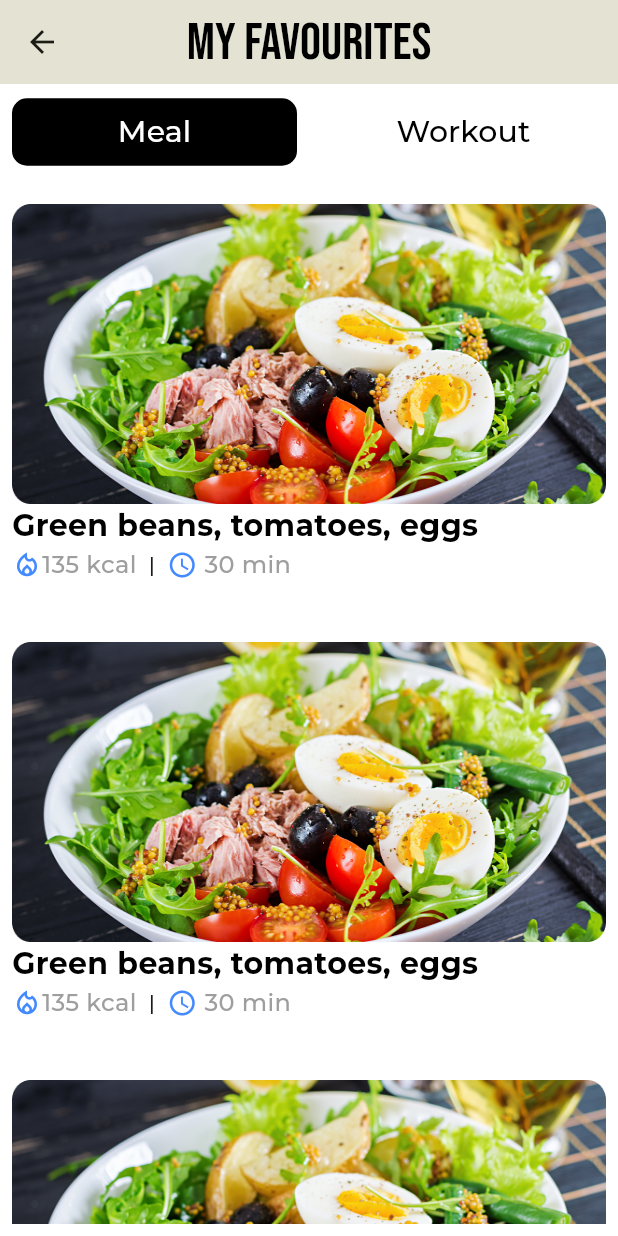
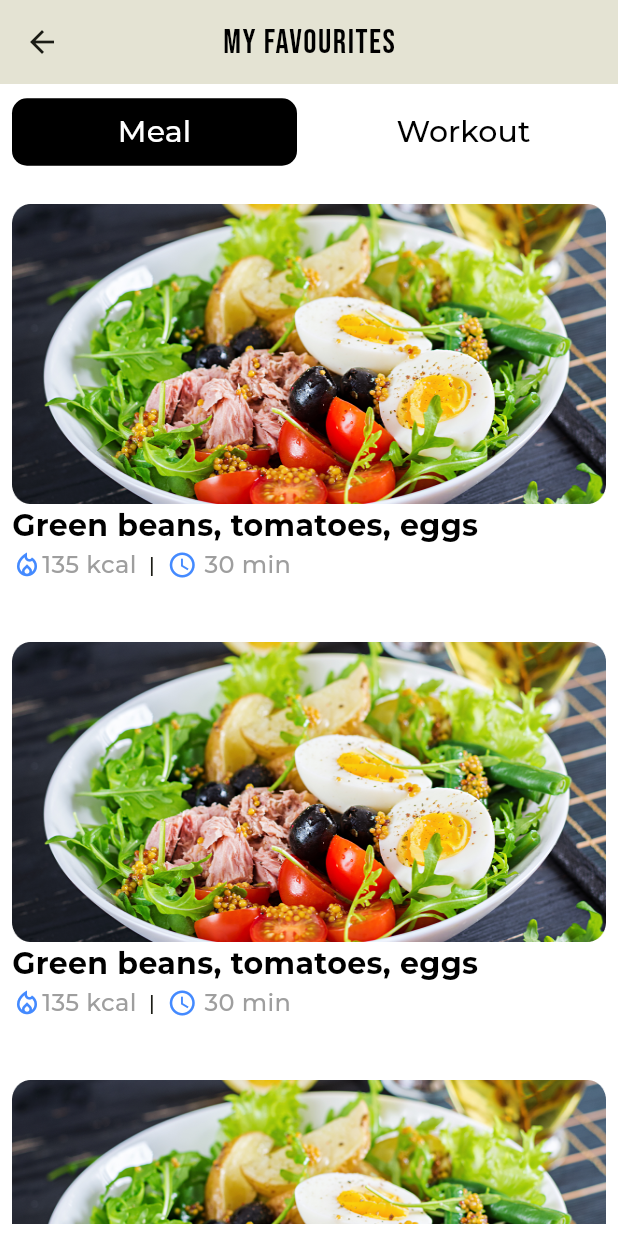
Before and after one commit to ahmedmagdy99101/fitness_app, a Flutter app: the MyFavouritesScreen screen opened directly, scrolled down 576 dp, after a tap on "Meal", on a phone screen of 412 x 824 dp. Run offline on Flutter 3.47's test engine with Material 3 defaults, Android fonts, the phone set to English and light mode, and no system bars; our stand-ins replace cloud_firestore, custom_navigation_bar, firebase_core, flutter_bloc, image_picker; accounts and stored records are empty; project files that could hold a hidden picture were left out.

Commit message:
fix my favorite screen

```diff
--- a/lib/screens/Exercise_Screens/Full Exercise.dart
+++ b/lib/screens/Exercise_Screens/Full Exercise.dart
@@ -1,14 +1,13 @@
 import 'package:flutter/material.dart';
-import 'package:fitness_app/screens/Exercise_Screens/ExerciseDetails.dart';
 
-class FullExercise_Screen extends StatefulWidget {
-  const FullExercise_Screen({super.key});
+class ExerciseScreen extends StatefulWidget {
+  const ExerciseScreen({super.key});
 
   @override
-  State<FullExercise_Screen> createState() => _MealPlanScreenState();
+  State<ExerciseScreen> createState() => _MealPlanScreenState();
 }
 
-class _MealPlanScreenState extends State<FullExercise_Screen> {
+class _MealPlanScreenState extends State<ExerciseScreen> {
   bool isFavorite = false;
 
   @override
@@ -57,22 +56,23 @@ class _MealPlanScreenState extends State<FullExercise_Screen> {
             label: 'Profile',
           ),
         ],
-        currentIndex: 2, // Set "Exercise" tab as active
+        currentIndex: 2,
+        // Set "Exercise" tab as active
         onTap: (index) {},
       ),
     );
   }
 }
 
-class Exercise_Card  extends StatelessWidget {
-
+class Exercise_Card extends StatelessWidget {
   final String title;
   final String image;
   final int calories;
   final int time;
   final String level;
 
-  const Exercise_Card (this.image, this.title, this.calories, this.time, this.level);
+  const Exercise_Card(
+      this.image, this.title, this.calories, this.time, this.level);
 
   @override
   Widget build(BuildContext context) {
@@ -88,7 +88,9 @@ class Exercise_Card  extends StatelessWidget {
                   padding: EdgeInsets.all(10),
                   child: Image(image: AssetImage(image)),
                 ),
-                SizedBox(width: 5,),
+                SizedBox(
+                  width: 5,
+                ),
                 Expanded(
                   child: Column(
                     crossAxisAlignment: CrossAxisAlignment.start,
@@ -96,32 +98,40 @@ class Exercise_Card  extends StatelessWidget {
                       FittedBox(
                         fit: BoxFit.scaleDown,
                         alignment: Alignment.topLeft,
-                        child: Text(title,
+                        child: Text(
+                          title,
                           maxLines: 2,
                           overflow: TextOverflow.visible,
-                          style: TextStyle(fontWeight: FontWeight.bold, fontSize: 15),
+                          style: TextStyle(
+                              fontWeight: FontWeight.bold, fontSize: 15),
                         ),
                       ),
-                      SizedBox(height: 10,),
+                      SizedBox(
+                        height: 10,
+                      ),
                       FittedBox(
                         alignment: Alignment.centerLeft,
                         child: Row(
                           children: [
                             Icon(Icons.local_fire_department),
                             Text("$calories KCL"),
-                            SizedBox(width: 5,),
+                            SizedBox(
+                              width: 5,
+                            ),
                             Text('|'),
-                            SizedBox(width: 5,),
+                            SizedBox(
+                              width: 5,
+                            ),
                             Icon(Icons.timer),
                             Text("$time min")
-
                           ],
                         ),
                       ),
-                      SizedBox(height: 10,),
+                      SizedBox(
+                        height: 10,
+                      ),
                       FittedBox(
-                          alignment: Alignment.bottomLeft,
-                          child: Text(level))
+                          alignment: Alignment.bottomLeft, child: Text(level))
                     ],
                   ),
                 )
@@ -133,7 +143,6 @@ class Exercise_Card  extends StatelessWidget {
     );
   }
 }
-
 
 AppBar buildAppBar() {
   return AppBar(
@@ -150,7 +159,6 @@ AppBar buildAppBar() {
     leading: IconButton(onPressed: () => {}, icon: Icon(Icons.arrow_back_ios)),
   );
 }
-
 
 Widget buildButton(String text, bool isSelected) {
   return Expanded(
@@ -172,23 +180,13 @@ Widget buildButton(String text, bool isSelected) {
   );
 }
 
-
 Widget buildExerciseList() {
   return Expanded(
-      child: ListView(
-          children: [
-            GestureDetector(
-              onTap: () {
-              },
-              child: Exercise_Card(
-                  'images/exercises_1.png',
-                  "Exercises With Sitting Dumbbells",
-                  125,
-                  5,
-                  "Beginner"
-              ),
-            ),
-          ]
-      )
-  );
+      child: ListView(children: [
+    GestureDetector(
+      onTap: () {},
+      child: Exercise_Card('images/exercises_1.png',
+          "Exercises With Sitting Dumbbells", 125, 5, "Beginner"),
+    ),
+  ]));
 }
--- a/lib/screens/app_layout/cubit/app_cubit.dart
+++ b/lib/screens/app_layout/cubit/app_cubit.dart
@@ -3,6 +3,7 @@ import 'package:fitness_app/screens/profile_screens/_profile.dart';
 import 'package:flutter/material.dart';
 import 'package:flutter_bloc/flutter_bloc.dart';
 
+import '../../Exercise_Screens/Full Exercise.dart';
 import '../../home_screen/home_screen.dart';
 import 'app_states.dart';
 
@@ -24,7 +25,7 @@ class AppCubit extends Cubit<AppStates> {
   List<Widget> bottomNavPages = [
     const HomeScreen(),
     const MealPlanScreen(),
-    Container(),
+    const ExerciseScreen(),
     const ProfileScreen(),
   ];
 
@@ -33,4 +34,5 @@ class AppCubit extends Cubit<AppStates> {
     emit(ChangeBottomNavbarState());
   }
 }
+
 var scaffoldKey = GlobalKey<ScaffoldState>();
--- a/lib/screens/myFavorites_screen/myFavorites_screen.dart
+++ b/lib/screens/myFavorites_screen/myFavorites_screen.dart
@@ -13,8 +13,6 @@ class MyFavouritesScreen extends StatefulWidget {
 }
 
 class _MyFavouritesScreenState extends State<MyFavouritesScreen> {
-  String selectedCategory = 'Meal';
-
   @override
   Widget build(BuildContext context) {
     return BlocProvider(
@@ -24,11 +22,11 @@ class _MyFavouritesScreenState extends State<MyFavouritesScreen> {
           title: const Text(
             'MY FAVOURITES',
             style: TextStyle(
-              color: Colors.black,
-              fontSize: 35,
-              fontWeight: FontWeight.w400,
-              fontFamily: 'Bebas',
-            ),
+                color: Colors.black,
+                fontSize: 22,
+                letterSpacing: 1,
+                fontWeight: FontWeight.w400,
+                fontFamily: 'Bebas'),
           ),
           centerTitle: true,
         ),
@@ -46,17 +44,23 @@ class _MyFavouritesScreenState extends State<MyFavouritesScreen> {
                         padding: const EdgeInsets.all(8.0),
                         child: TextButton(
                             onPressed: () {
-                              setState(() {
-                                selectedCategory = 'Meal';
-                              });
+                              // setState(() {
+                              //   selectedCategory = 'Meal';
+                              // });
                               context
                                   .read<MyFavouritesCubit>()
-                                  .buildMyFavourites('Meal');
+                                  .changeSelectedCategory('Meal');
+                              // context
+                              //     .read<MyFavouritesCubit>()
+                              //     .buildMyFavourites('Meal');
                               // MyFavouritesCubit.get(context)
                               //     .buildMyFavourites('Meal');
                             },
                             style: TextButton.styleFrom(
-                                backgroundColor: selectedCategory == 'Meal'
+                                backgroundColor: context
+                                            .read<MyFavouritesCubit>()
+                                            .selectedCategory ==
+                                        'Meal'
                                     ? Colors.black
                                     : Colors.white70,
                                 shape: RoundedRectangleBorder(
@@ -64,7 +68,10 @@ class _MyFavouritesScreenState extends State<MyFavouritesScreen> {
                             child: Text(
                               'Meal',
                               style: TextStyle(
-                                color: selectedCategory == 'Meal'
+                                color: context
+                                            .read<MyFavouritesCubit>()
+                                            .selectedCategory ==
+                                        'Meal'
                                     ? Colors.white
                                     : Colors.black,
                                 fontSize: 20,
@@ -78,15 +85,21 @@ class _MyFavouritesScreenState extends State<MyFavouritesScreen> {
                         padding: const EdgeInsets.all(8.0),
                         child: TextButton(
                             onPressed: () {
-                              setState(() {
-                                selectedCategory = 'Workout';
-                              });
+                              // setState(() {
+                              //   selectedCategory = 'Workout';
+                              // });
                               context
                                   .read<MyFavouritesCubit>()
-                                  .buildMyFavourites('Workout');
+                                  .changeSelectedCategory('Workout');
+                              // context
+                              //     .read<MyFavouritesCubit>()
+                              //     .buildMyFavourites('Workout');
                             },
                             style: TextButton.styleFrom(
-                                backgroundColor: selectedCategory == 'Workout'
+                                backgroundColor: context
+                                            .read<MyFavouritesCubit>()
+                                            .selectedCategory ==
+                                        'Workout'
                                     ? Colors.black
                                     : Colors.white70,
                                 shape: RoundedRectangleBorder(
@@ -94,7 +107,10 @@ class _MyFavouritesScreenState extends State<MyFavouritesScreen> {
                             child: Text(
                               'Workout',
                               style: TextStyle(
-                                color: selectedCategory == 'Workout'
+                                color: context
+                                            .read<MyFavouritesCubit>()
+                                            .selectedCategory ==
+                                        'Workout'
                                     ? Colors.white
                                     : Colors.black,
                                 fontSize: 20,
@@ -107,7 +123,8 @@ class _MyFavouritesScreenState extends State<MyFavouritesScreen> {
                 ),
                 BlocBuilder<MyFavouritesCubit, MyFavouritesState>(
                   builder: (context, state) {
-                    if (state is WorkOutState) {
+                    if (context.read<MyFavouritesCubit>().selectedCategory ==
+                        'Workout') {
                       return const WorkoutWidget();
                     } else {
                       return const MealWidget();
--- a/lib/screens/myFavorites_screen/myFavotites_cubit/myFavorites_cubit.dart
+++ b/lib/screens/myFavorites_screen/myFavotites_cubit/myFavorites_cubit.dart
@@ -6,11 +6,18 @@ class MyFavouritesCubit extends Cubit<MyFavouritesState> {
 
   // static MyFavouritesCubit get(context) => BlocProvider.of(context);
 
-  void buildMyFavourites(String category) {
-    if (category == 'Workout') {
-      emit(WorkOutState());
-    } else if (category == 'Meal') {
-      emit(MealState());
-    }
+  String selectedCategory = 'Meal';
+
+  void changeSelectedCategory(String category) {
+    selectedCategory = category;
+    emit(ChangeSelectedCategoryState());
   }
+
+// void buildMyFavourites(String category) {
+//   if (category == 'Workout') {
+//     emit(WorkOutState());
+//   } else if (category == 'Meal') {
+//     emit(MealState());
+//   }
+// }
 }
--- a/lib/screens/myFavorites_screen/myFavotites_cubit/myFavorites_states.dart
+++ b/lib/screens/myFavorites_screen/myFavotites_cubit/myFavorites_states.dart
@@ -1,4 +1,3 @@
-
 abstract class MyFavouritesState {}
 
 class MyFavouritesInitial extends MyFavouritesState {}
@@ -6,3 +5,5 @@ class MyFavouritesInitial extends MyFavouritesState {}
 class MealState extends MyFavouritesState {}
 
 class WorkOutState extends MyFavouritesState {}
+
+class ChangeSelectedCategoryState extends MyFavouritesState {}
```
